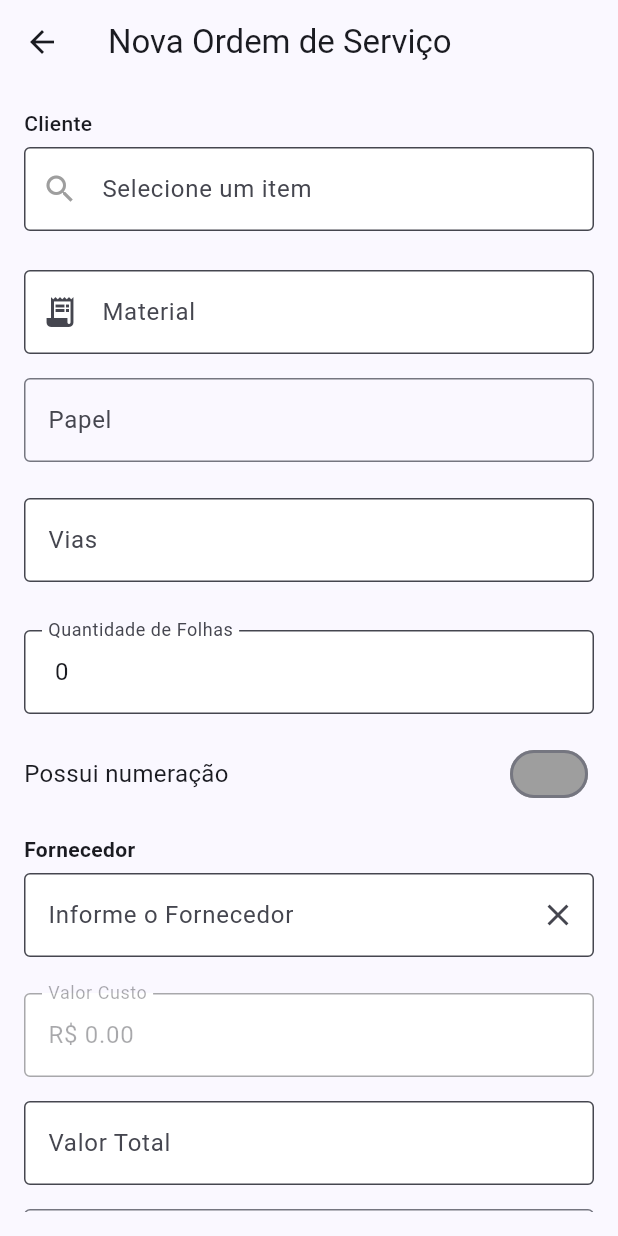
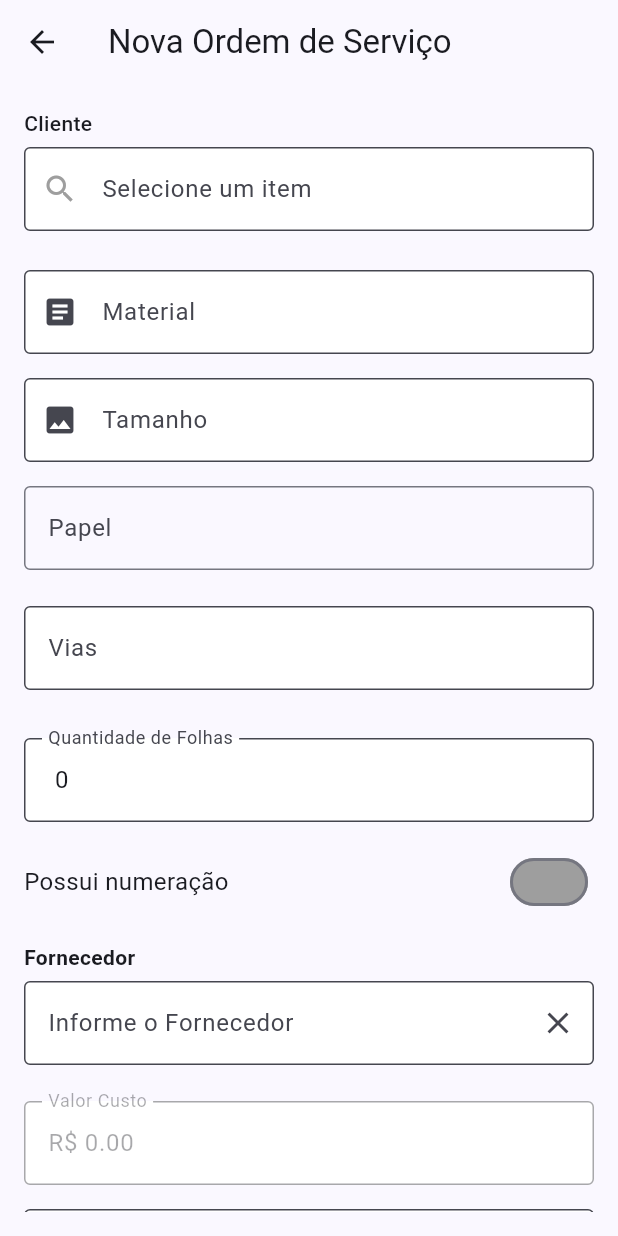
Before and after one commit to rafaelassumpcao274/grafica_app, a Flutter app: the OrdemServicoForm screen opened directly, on a phone screen of 412 x 824 dp. Run offline on Flutter 3.47's test engine with Material 3 defaults, Android fonts, the phone set to English and light mode, and no system bars; drawn by our look-alikes of flutter_typeahead; our stand-ins replace drift, equatable, flutter_keyboard_visibility, flutter_riverpod, mask_text_input_formatter, shimmer_animation; missing offline and left inert: cpf_cnpj_validator; accounts and stored records are empty; generated files the repository leaves out were written again.

Commit message:
refactor(): reestruturando o projeto

```diff
--- a/lib/features/ordemServico/presentation/core/formatter/currency_input_formatter.dart
+++ b/lib/features/ordemServico/presentation/core/formatter/currency_input_formatter.dart
@@ -1,28 +1,60 @@
 import 'package:flutter/services.dart';
 import 'package:intl/intl.dart';
 
+import 'package:flutter/services.dart';
+import 'package:intl/intl.dart';
+
+enum CurrencyFormatType {
+  decimalOnly, // 1234.56
+  integerWithDecimal, // 1.234,56
+  full, // 1.234,56 com símbolo opcional
+}
+
 class CurrencyInputFormatter extends TextInputFormatter {
-  final NumberFormat formatter = NumberFormat.currency(
-    locale: 'pt_BR',
-    symbol: '',
-    decimalDigits: 2,
-  );
+  final CurrencyFormatType formatType;
+  final int decimalDigits;
+  final String symbol;
+
+  CurrencyInputFormatter({
+    this.formatType = CurrencyFormatType.full,
+    this.decimalDigits = 2,
+    this.symbol = '',
+  });
 
   @override
   TextEditingValue formatEditUpdate(
-    TextEditingValue oldValue,
-    TextEditingValue newValue,
-  ) {
+      TextEditingValue oldValue, TextEditingValue newValue) {
     // Remove tudo que não for dígito
     String digitsOnly = newValue.text.replaceAll(RegExp(r'[^\d]'), '');
     if (digitsOnly.isEmpty) {
-      return TextEditingValue(text: '');
+      return const TextEditingValue(text: '');
     }
 
-    // Converte para decimal (divide por 100)
-    double value = double.parse(newValue.text);
-    final formatter = NumberFormat("#,##0.00", "pt_BR");
-    String newText = formatter.format(value/100);
+    double value = double.parse(digitsOnly) / 100;
+
+    String newText;
+
+    switch (formatType) {
+      case CurrencyFormatType.decimalOnly:
+        newText = value.toStringAsFixed(decimalDigits);
+        break;
+
+      case CurrencyFormatType.integerWithDecimal:
+      // Sem símbolo, mas com separador de milhares e vírgula decimal
+        final formatter = NumberFormat("#,##0.${'0' * decimalDigits}", "pt_BR");
+        newText = formatter.format(value);
+        break;
+
+      case CurrencyFormatType.full:
+      // Com símbolo de moeda
+        final formatter = NumberFormat.currency(
+          locale: 'pt_BR',
+          symbol: symbol,
+          decimalDigits: decimalDigits,
+        );
+        newText = formatter.format(value);
+        break;
+    }
 
     return TextEditingValue(
       text: newText,
--- a/lib/features/ordemServico/presentation/pages/fornecedor/edit/fornecedor_form_page.dart
+++ b/lib/features/ordemServico/presentation/pages/fornecedor/edit/fornecedor_form_page.dart
@@ -21,11 +21,14 @@ class FornecedorForm extends ConsumerWidget {
         data: (fornecedorNotifier) {
           final vm = ref.watch(fornecedorFormViewModelProvider(fornecedorId));
 
+
           if (vm.isLoading) {
             return const Scaffold(
               body: Center(child: CircularProgressIndicator()),
             );
           }
+
+
 
           return Scaffold(
             appBar: AppBar(
--- a/lib/features/ordemServico/presentation/pages/fornecedor/edit/fornecedor_form_view_model.dart
+++ b/lib/features/ordemServico/presentation/pages/fornecedor/edit/fornecedor_form_view_model.dart
@@ -12,6 +12,7 @@ ChangeNotifierProvider.family<FornecedorFormViewModel, String?>(
     final notifier = ref.watch(fornecedorNotifierProvider.notifier);
     final vm = FornecedorFormViewModel(notifier);
 
+    vm.clearFields();
     if (fornecedorId != null) {
       vm.loadFornecedor(fornecedorId);
     }
--- a/lib/features/ordemServico/presentation/pages/ordem_servico/edit/ordem_servico_form_page.dart
+++ b/lib/features/ordemServico/presentation/pages/ordem_servico/edit/ordem_servico_form_page.dart
@@ -12,9 +12,9 @@ import '../../../widgets/components/papel_autocomplete.dart';
 import '../../../widgets/via_cores/chips_via_cores.dart';
 import 'ordem_servico_form_view_model.dart';
 
-
 class OrdemServicoForm extends ConsumerStatefulWidget {
   final int? ordemId;
+
   const OrdemServicoForm({super.key, this.ordemId});
 
   @override
@@ -27,7 +27,7 @@ class _OrdemServicoFormPageState extends ConsumerState<OrdemServicoForm> {
   @override
   void didChangeDependencies() {
     super.didChangeDependencies();
-    if (!_loaded ) {
+    if (!_loaded) {
       Future.microtask(() async {
         final viewModel = ref.read(ordemServicoViewModelProvider);
         await viewModel.loadOrdem(widget.ordemId);
@@ -42,7 +42,7 @@ class _OrdemServicoFormPageState extends ConsumerState<OrdemServicoForm> {
   Widget build(BuildContext context) {
     final viewModel = ref.watch(ordemServicoViewModelProvider);
 
-    if ( viewModel.isLoading) {
+    if (viewModel.isLoading) {
       return const Scaffold(
         body: Center(child: CircularProgressIndicator()),
       );
@@ -69,7 +69,13 @@ class _OrdemServicoFormPageState extends ConsumerState<OrdemServicoForm> {
                 CustomTextInput(
                   controller: viewModel.materialController,
                   hintText: 'Material',
-                  icon: Icons.receipt_long,
+                  icon: Icons.article,
+                ),
+                const SizedBox(height: 16),
+                CustomTextInput(
+                  controller: viewModel.tamanhoImagemController,
+                  hintText: 'Tamanho',
+                  icon: Icons.image,
                 ),
                 const SizedBox(height: 16),
                 PapelAutocomplete(
@@ -80,7 +86,7 @@ class _OrdemServicoFormPageState extends ConsumerState<OrdemServicoForm> {
                 const SizedBox(height: 16),
                 ChipsInputVia(
                   initialItems:
-                  viewModel.listVias.map((e) => e.viaCores!).toList(),
+                      viewModel.listVias.map((e) => e.viaCores!).toList(),
                   onChanged: (vias) {
                     viewModel.listVias = vias
                         .map((it) => ViaCoresOrdemServico(viaCores: it))
@@ -107,12 +113,13 @@ class _OrdemServicoFormPageState extends ConsumerState<OrdemServicoForm> {
                   CustomIntegerInput(
                     controller: viewModel.numeracaoInicialController,
                     hintText: 'Numeração Inicial',
+                    useThousandsSeparator: true,
                   ),
                   const SizedBox(height: 16),
                   CustomIntegerInput(
-                    controller: viewModel.numeracaoFinalController,
-                    hintText: 'Numeração Final',
-                  ),
+                      controller: viewModel.numeracaoFinalController,
+                      hintText: 'Numeração Final',
+                      useThousandsSeparator: true,),
                 ],
                 const SizedBox(height: 16),
                 const FornecedorCustoAutocomplete(),
--- a/lib/features/ordemServico/presentation/widgets/components/custom_decimal_input.dart
+++ b/lib/features/ordemServico/presentation/widgets/components/custom_decimal_input.dart
@@ -12,6 +12,7 @@ class CustomDecimalInput extends StatefulWidget {
   final IconData? icon;
   final bool enabled;
   final String? Function(String?)? validator;
+  final CurrencyFormatType currencyFormatType;
 
   const CustomDecimalInput({
     super.key,
@@ -20,7 +21,8 @@ class CustomDecimalInput extends StatefulWidget {
     this.icon,
     this.enabled = true,
     this.validator,
-  });
+    CurrencyFormatType ? formatType
+  }): currencyFormatType = formatType ?? CurrencyFormatType.full;
 
   @override
   State<CustomDecimalInput> createState() => _CustomDecimalInputState();
@@ -37,7 +39,7 @@ class _CustomDecimalInputState extends State<CustomDecimalInput> {
       keyboardType: TextInputType.number,
       inputFormatters: [
         FilteringTextInputFormatter.digitsOnly,
-        CurrencyInputFormatter(),
+        CurrencyInputFormatter( formatType: widget.currencyFormatType),
       ],
       validator: widget.validator ??
           (value) {
--- a/lib/features/ordemServico/presentation/widgets/components/custom_integer_input.dart
+++ b/lib/features/ordemServico/presentation/widgets/components/custom_integer_input.dart
@@ -1,5 +1,9 @@
 import 'package:flutter/material.dart';
 import 'package:flutter/services.dart';
+
+import 'package:flutter/material.dart';
+import 'package:flutter/services.dart';
+import 'package:intl/intl.dart';
 
 class CustomIntegerInput extends StatelessWidget {
   final TextEditingController controller;
@@ -7,6 +11,7 @@ class CustomIntegerInput extends StatelessWidget {
   final IconData? icon;
   final String? Function(String?)? validator;
   final bool enabled;
+  final bool useThousandsSeparator; // nova opção para formatação de milhares
 
   const CustomIntegerInput({
     super.key,
@@ -15,24 +20,34 @@ class CustomIntegerInput extends StatelessWidget {
     this.icon,
     this.validator,
     this.enabled = true,
+    this.useThousandsSeparator = false,
   });
 
   @override
   Widget build(BuildContext context) {
+    List<TextInputFormatter> inputFormatters = [];
+
+    if (useThousandsSeparator) {
+      // Formata com separador de milhar
+      inputFormatters.add(ThousandsFormatter());
+    } else {
+      inputFormatters.add(FilteringTextInputFormatter.digitsOnly);
+    }
+
     return TextFormField(
       controller: controller,
       validator: validator ??
-          (value) {
+              (value) {
             if (value == null || value.isEmpty) {
               return 'Informe um valor';
             }
-            final number = int.tryParse(value.replaceAll('.', '').replaceAll(',', ''));
+            final number = int.tryParse(value.replaceAll('.', ''));
             if (number == null) return 'Valor inválido';
             return null;
           },
       enabled: enabled,
       keyboardType: TextInputType.number,
-      inputFormatters: [FilteringTextInputFormatter.digitsOnly],
+      inputFormatters: inputFormatters,
       decoration: InputDecoration(
         prefixIcon: icon != null ? Icon(icon) : null,
         labelText: hintText,
@@ -43,3 +58,21 @@ class CustomIntegerInput extends StatelessWidget {
     );
   }
 }
+
+// Formatter simples de milhares
+class ThousandsFormatter extends TextInputFormatter {
+  @override
+  TextEditingValue formatEditUpdate(
+      TextEditingValue oldValue, TextEditingValue newValue) {
+    String digitsOnly = newValue.text.replaceAll(RegExp(r'[^\d]'), '');
+    if (digitsOnly.isEmpty) return const TextEditingValue(text: '');
+
+    final number = int.parse(digitsOnly);
+    final newText = NumberFormat('#,###', 'pt_BR').format(number);
+
+    return TextEditingValue(
+      text: newText,
+      selection: TextSelection.collapsed(offset: newText.length),
+    );
+  }
+}
```
